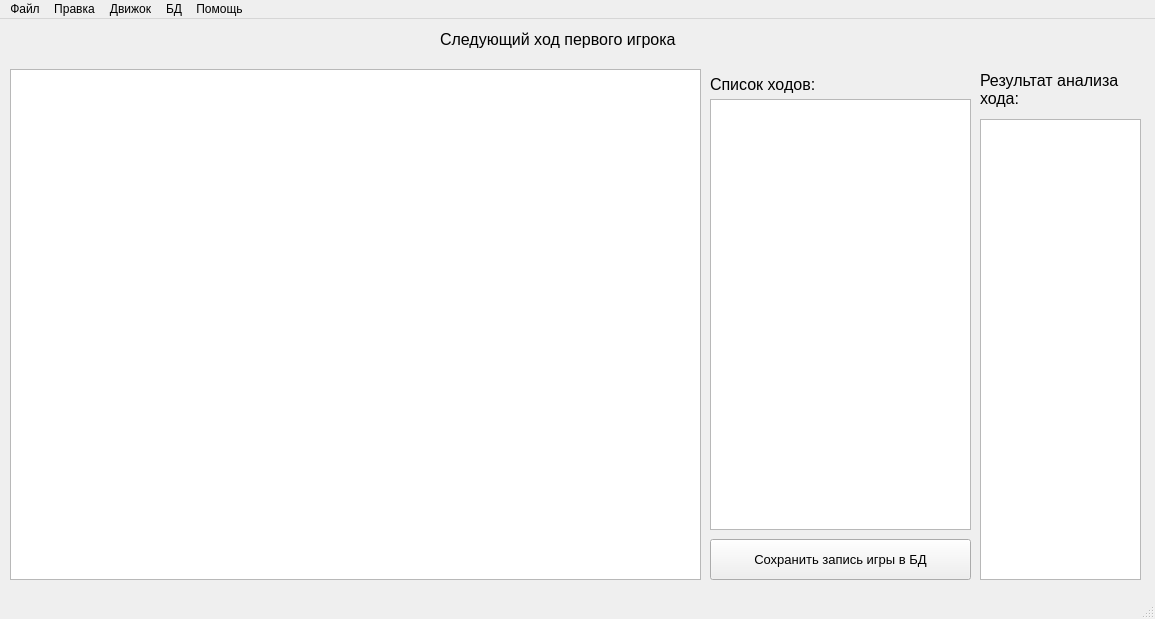
First picture: the form in main.ui, repository Ol333/gh, before the edit.
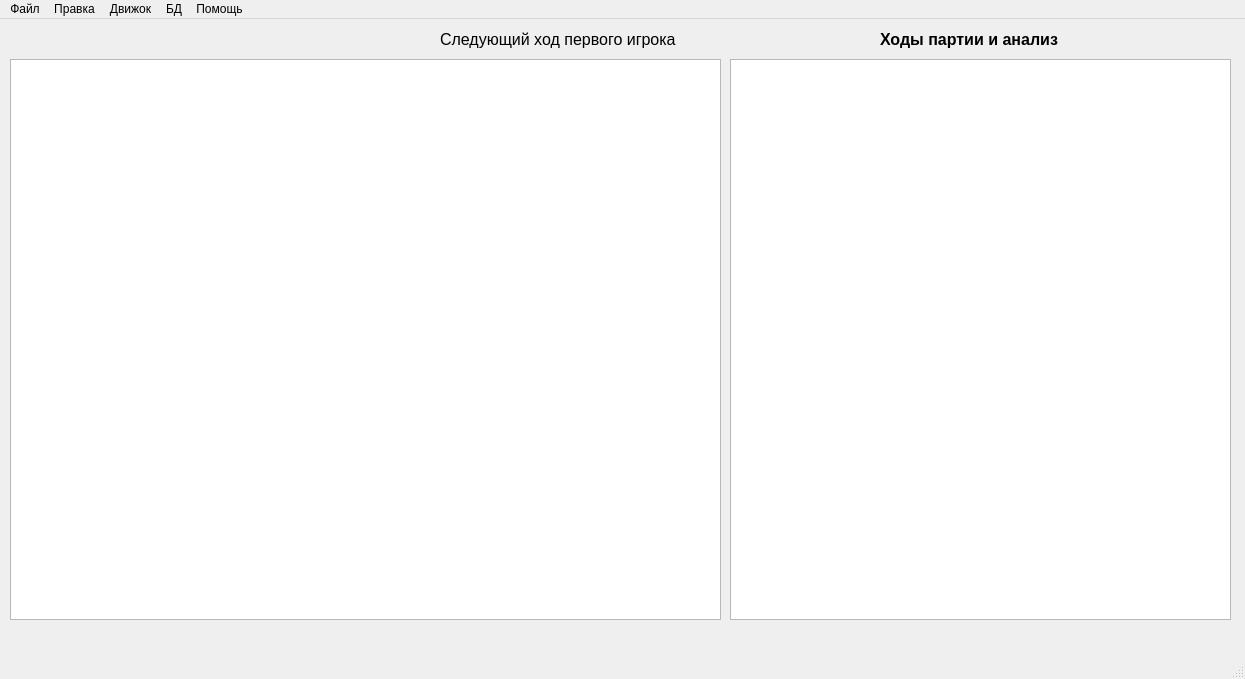
Second picture: the form after the edit.

Commit message:
больше анализа
исправлен переворот золота и королей
изменения в дизайне

The edit to the form file:
```diff
--- a/main.ui
+++ b/main.ui
@@ -6,87 +6,42 @@
    <rect>
     <x>0</x>
     <y>0</y>
-    <width>1155</width>
-    <height>619</height>
+    <width>1245</width>
+    <height>679</height>
    </rect>
   </property>
   <property name="windowTitle">
    <string>Wakaranai</string>
   </property>
   <widget class="QWidget" name="centralwidget">
-   <widget class="QPushButton" name="pushButton">
-    <property name="geometry">
-     <rect>
-      <x>710</x>
-      <y>520</y>
-      <width>261</width>
-      <height>41</height>
-     </rect>
-    </property>
-    <property name="font">
-     <font>
-      <pointsize>10</pointsize>
-     </font>
-    </property>
-    <property name="text">
-     <string>Сохранить запись игры в БД</string>
-    </property>
-   </widget>
    <widget class="QGraphicsView" name="graphicsView">
     <property name="geometry">
      <rect>
       <x>10</x>
-      <y>50</y>
-      <width>691</width>
-      <height>511</height>
-     </rect>
-    </property>
-   </widget>
-   <widget class="QPlainTextEdit" name="plainTextEdit">
-    <property name="geometry">
-     <rect>
-      <x>980</x>
-      <y>100</y>
-      <width>161</width>
-      <height>461</height>
+      <y>40</y>
+      <width>711</width>
+      <height>561</height>
      </rect>
     </property>
    </widget>
    <widget class="QLabel" name="label">
     <property name="geometry">
      <rect>
-      <x>710</x>
-      <y>50</y>
-      <width>261</width>
-      <height>31</height>
+      <x>880</x>
+      <y>10</y>
+      <width>191</width>
+      <height>21</height>
      </rect>
     </property>
     <property name="font">
      <font>
       <pointsize>12</pointsize>
+      <weight>75</weight>
+      <bold>true</bold>
      </font>
     </property>
     <property name="text">
-     <string>Список ходов:</string>
-    </property>
-   </widget>
-   <widget class="QLabel" name="label_2">
-    <property name="geometry">
-     <rect>
-      <x>980</x>
-      <y>50</y>
-      <width>161</width>
-      <height>41</height>
-     </rect>
-    </property>
-    <property name="font">
-     <font>
-      <pointsize>12</pointsize>
-     </font>
-    </property>
-    <property name="text">
-     <string>Результат анализа 
-хода:</string>
+     <string>Ходы партии и анализ</string>
     </property>
    </widget>
    <widget class="QLabel" name="label_3">
@@ -110,10 +65,10 @@
    <widget class="QTableWidget" name="tableWidget">
     <property name="geometry">
      <rect>
-      <x>710</x>
-      <y>80</y>
-      <width>261</width>
-      <height>431</height>
+      <x>730</x>
+      <y>40</y>
+      <width>501</width>
+      <height>561</height>
      </rect>
     </property>
     <property name="font">
@@ -134,7 +89,7 @@
     <rect>
      <x>0</x>
      <y>0</y>
-     <width>1155</width>
+     <width>1245</width>
      <height>21</height>
     </rect>
    </property>
```
Left out of the diff: 26 changed lines with no effect on the pictures. The commit also changes 4 other files.
